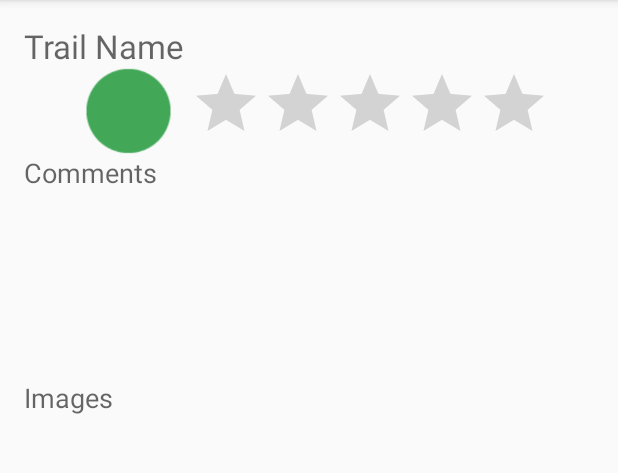
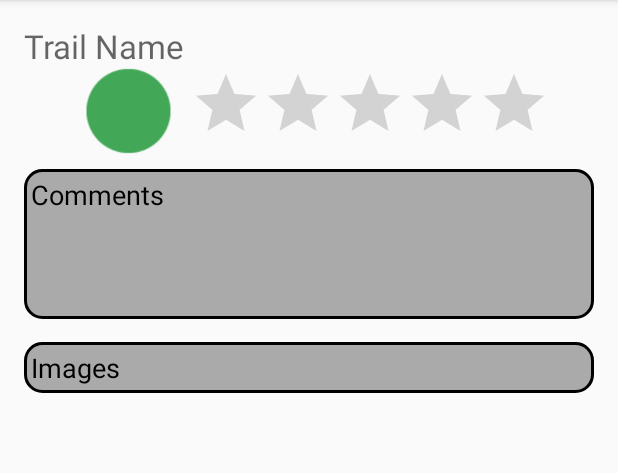
Before and after one commit to thePurpleMonkey/cs496-spring2016, an Android app: the ViewTrailActivity screen opened directly, with no data from a screen before it, on a phone screen of 412 x 824 dp, the part 84-557 px from its top. Run offline under Robolectric (Android 15) with nearby library versions, the phone set to English and light mode, and no system bars; 1 statement that could not run was skipped.

Commit message:
Interface of ViewTrailActivity is updated

```diff
--- /dev/null
+++ b/BestSlopes2/app/src/main/res/drawable/grid_view_background.xml
@@ -0,0 +1,26 @@
+<?xml version="1.0" encoding="utf-8"?>
+<shape
+    xmlns:android="http://schemas.android.com/apk/res/android"
+    android:shape="rectangle"   >
+
+    <solid
+        android:color="@android:color/darker_gray" >
+    </solid>
+
+    <stroke
+        android:width="2dp"
+        android:color="@android:color/black" >
+    </stroke>
+
+    <padding
+        android:left="5dp"
+        android:top="5dp"
+        android:right="5dp"
+        android:bottom="5dp"    >
+    </padding>
+
+    <corners
+        android:radius="11dp"   >
+    </corners>
+
+</shape>
--- a/BestSlopes2/app/src/main/res/layout/activity_view_trail.xml
+++ b/BestSlopes2/app/src/main/res/layout/activity_view_trail.xml
@@ -8,7 +8,7 @@
     android:paddingRight="@dimen/activity_horizontal_margin"
     android:paddingTop="@dimen/activity_vertical_margin"
     android:orientation="vertical"
-    tools:context="com.best_slopes.bestslopes.EditTrail">
+    tools:context="com.best_slopes.bestslopes.ViewTrailActivity">
 
     <TextView
         android:layout_width="match_parent"
@@ -33,28 +33,65 @@
             android:layout_width="wrap_content"
             android:layout_height="wrap_content"
             android:gravity="center_vertical"
-            android:id="@+id/trailRatingBar" />
+            android:id="@+id/trailRatingBar"
+            android:clickable="false"
+            android:cursorVisible="false"
+            android:focusable="false"
+            android:focusableInTouchMode="false"/>
 
     </LinearLayout>
+
+    <Space
+        android:layout_width="match_parent"
+        android:layout_height="10dp"
+        android:layout_gravity="center_horizontal" />
+    <LinearLayout
+        android:orientation="vertical"
+        android:layout_width="match_parent"
+        android:layout_height="100dp"
+        android:layout_gravity="center_horizontal"
+        android:background="@drawable/grid_view_background">
 
         <TextView
             android:layout_width="wrap_content"
             android:layout_height="wrap_content"
             android:textAppearance="?android:attr/textAppearanceMedium"
-        android:text="Comments"
+            android:text="@string/comments"
+            android:textColor="@android:color/black"
             android:id="@+id/commentsTitleText" />
+
+        <Space
+            android:layout_width="match_parent"
+            android:layout_height="5dp"
+            android:layout_gravity="center_horizontal" />
 
         <ListView
             android:layout_width="match_parent"
-        android:layout_height="125dp"
+            android:layout_height="match_parent"
             android:id="@+id/commentsListView"
             android:layout_gravity="center_horizontal" />
+
+    </LinearLayout>
+
+    <Space
+        android:layout_width="match_parent"
+        android:layout_height="15dp"
+        android:layout_gravity="center_horizontal" />
+
+    <LinearLayout
+        android:orientation="vertical"
+        android:layout_width="match_parent"
+        android:layout_height="wrap_content"
+        android:layout_gravity="center_horizontal"
+        android:background="@drawable/grid_view_background"
+        android:textColor="@android:color/transparent" >
 
         <TextView
             android:layout_width="wrap_content"
             android:layout_height="wrap_content"
             android:textAppearance="?android:attr/textAppearanceMedium"
-        android:text="Images"
+            android:text="@string/images"
+            android:textColor="@android:color/black"
             android:id="@+id/imagesTitleText" />
 
         <GridView
@@ -67,3 +104,5 @@
             android:stretchMode="columnWidth"
             android:gravity="center" />
     </LinearLayout>
+
+</LinearLayout>
--- a/BestSlopes2/app/src/main/res/values/strings.xml
+++ b/BestSlopes2/app/src/main/res/values/strings.xml
@@ -12,8 +12,12 @@
     <string name="menu_settings">Settings</string>
     <string name="menu_about">About</string>
     <string name="title_activity_settings">Settings</string>
+    <!-- Strings related to Settings -->
 
-    <!-- Strings related to Settings -->
+    <!-- Strings related to ViewTrailActivity -->
+    <string name="comments">Comments</string>
+    <string name="images">Images</string>
+    <string name="add_comment">Add comment...</string>
 
     <!-- Example General settings -->
     <string name="pref_header_general">General</string>
```
Also changed, not shown: BestSlopes2/app/src/main/java/com/best_slopes/bestslopes/ImageAdapter.java (+32 -27 lines), BestSlopes2/app/src/main/java/com/best_slopes/bestslopes/Trail.java (+15 -13 lines), BestSlopes2/app/src/main/java/com/best_slopes/bestslopes/ViewTrailActivity.java (+25 -0 lines), BestSlopes2/app/src/main/java/com/best_slopes/bestslopes/commentAdapter.java (added, +109 -0 lines), BestSlopes2/app/src/main/res/layout/comment_field.xml (added, +14 -0 lines), BestSlopes2/app/src/main/res/layout/image_view_for_grid.xml (added, +14 -0 lines), BestSlopes2/app/src/main/res/layout/text_view_for_comments.xml (added, +12 -0 lines). Lines whose indentation alone changed are shown as unchanged.
